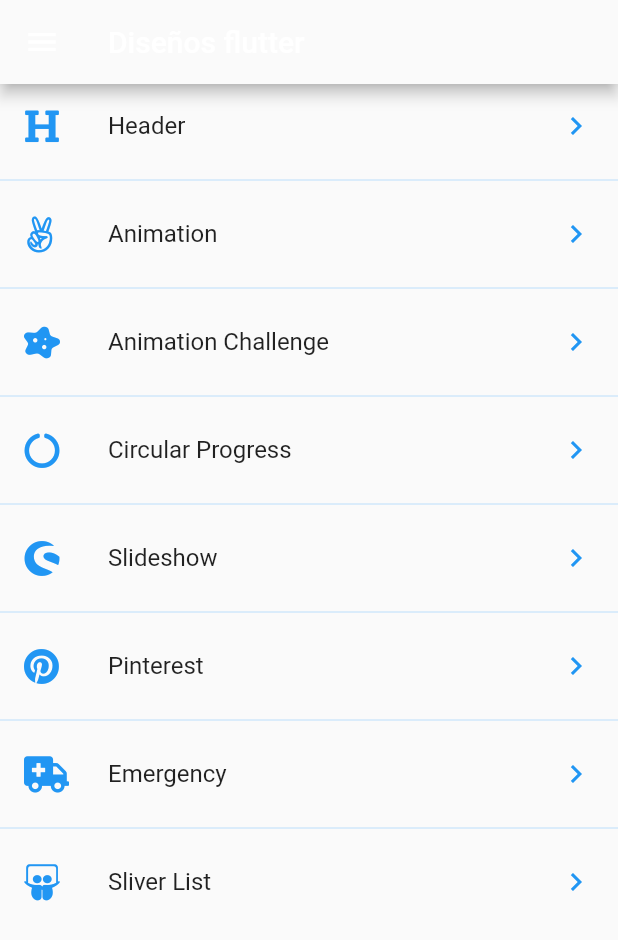
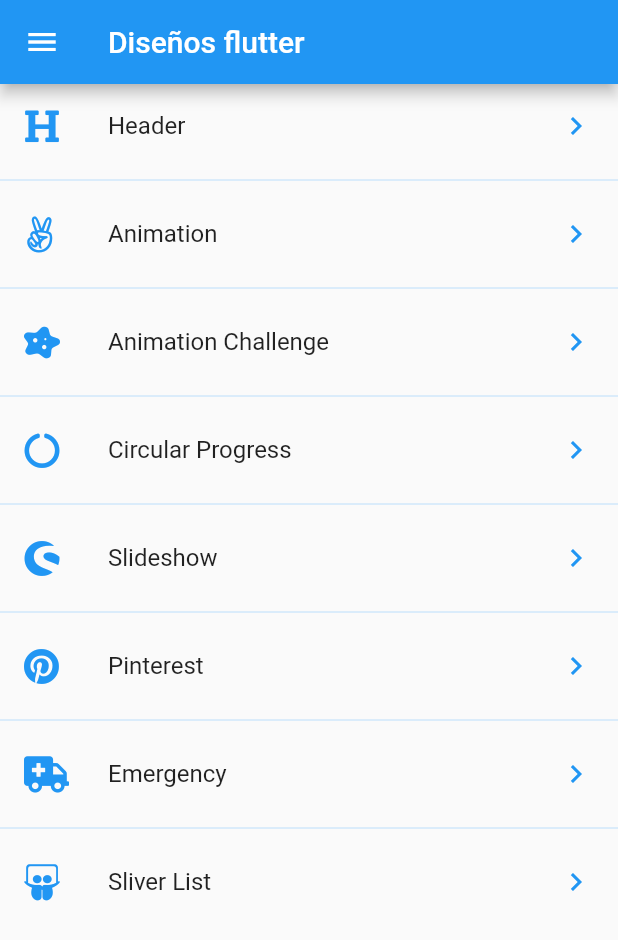
Before and after one commit to IdGalarzaSa/flutter-designs-and-animations, a Flutter app: the screen it shows after launch, on a phone screen of 412 x 824 dp. Shown: the top 940 px of the screen. Run offline on Flutter 3.47's test engine with Material 2 defaults, Android fonts, the phone set to English and light mode, and no system bars; our stand-ins replace animate_do, flutter_svg, font_awesome_flutter.

Commit message:
fix accent color

```diff
--- a/lib/pages/launcher_page.dart
+++ b/lib/pages/launcher_page.dart
@@ -15,7 +15,7 @@ class LauncherPage extends StatelessWidget {
     return Scaffold(
       appBar: AppBar(
         title: Text('Diseños flutter'),
-        backgroundColor: appTheme.currentTheme.scaffoldBackgroundColor,
+        backgroundColor: appTheme.currentTheme.accentColor,
       ),
       drawer: _Drawer(),
       body: _DesignList(),
```
